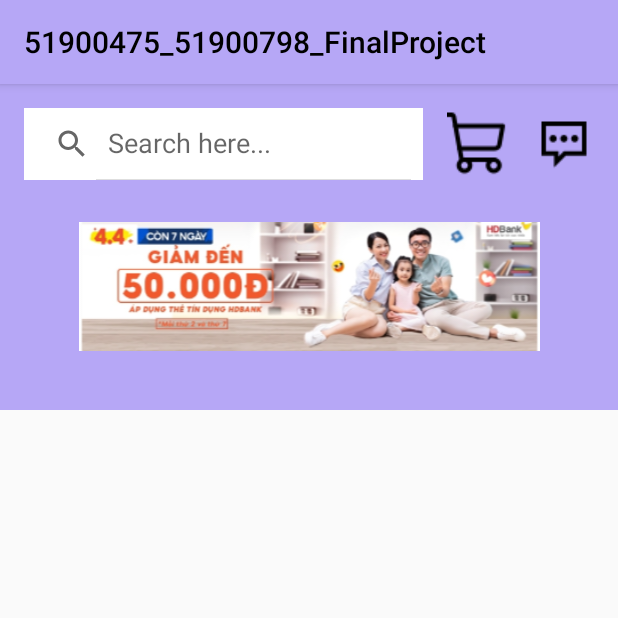
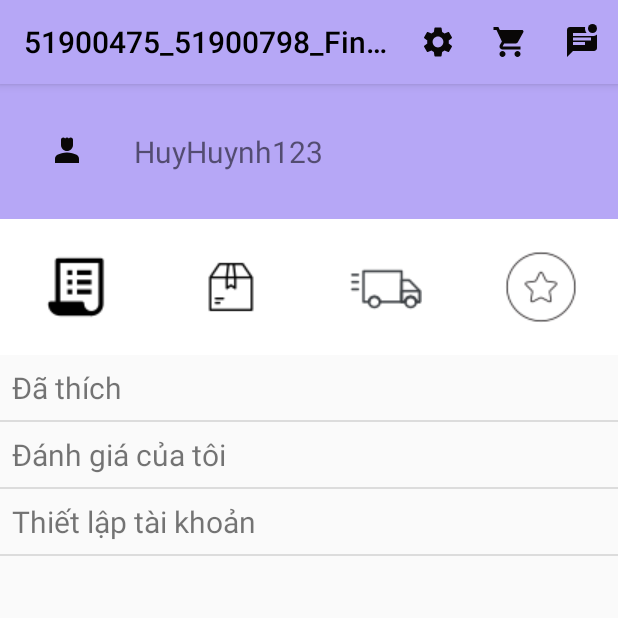
Before and after one commit to KhanhAn-coder/Final_Project, an Android app: the screen it shows after launch (MainActivity before the commit, ProfileUser after it), on a phone screen of 412 x 824 dp, the top half of it. Run offline under Robolectric (Android 15) with nearby library versions, the phone set to English and light mode, and no system bars; plain views replace CircleIndicator.

Commit message:
User Profile

```diff
--- a/app/src/main/AndroidManifest.xml
+++ b/app/src/main/AndroidManifest.xml
@@ -10,7 +10,7 @@
         android:supportsRtl="true"
         android:theme="@style/Theme.51900475_51900798_FinalProject">
         <activity
-            android:name=".SignUp"
+            android:name=".MainActivity"
             android:exported="false">
 
 <!--            <intent-filter>-->
@@ -21,12 +21,12 @@
         </activity>
 
         <activity
-            android:name=".SignIn"
+            android:name=".SignUp"
             android:exported="false">
 
         </activity>
         <activity
-            android:name=".MainActivity"
+            android:name=".ProfileUser"
             android:exported="true">
 
             <intent-filter>
@@ -37,7 +37,7 @@
 
 
         <activity
-            android:name=".ProfileUser"
+            android:name=".SignIn"
             android:exported="false">
 
         </activity>
--- a/app/src/main/java/com/example/a51900475_51900798_finalproject/ProfileUser.java
+++ b/app/src/main/java/com/example/a51900475_51900798_finalproject/ProfileUser.java
@@ -2,18 +2,38 @@ package com.example.a51900475_51900798_finalproject;
 
 import androidx.annotation.NonNull;
 import androidx.appcompat.app.AppCompatActivity;
+import androidx.recyclerview.widget.DividerItemDecoration;
+import androidx.recyclerview.widget.LinearLayoutManager;
+import androidx.recyclerview.widget.RecyclerView;
 
 import android.os.Bundle;
 import android.view.Menu;
 import android.view.MenuInflater;
 import android.view.MenuItem;
 
+import java.util.ArrayList;
+
 public class ProfileUser extends AppCompatActivity {
-
+    ArrayList<String> listUserExtensions = new ArrayList<>();
+    RecyclerView profileUserRV;
+    ProfileUserExtensionsAdapter profileUserExtensionsAdapter;
     @Override
     protected void onCreate(Bundle savedInstanceState) {
         super.onCreate(savedInstanceState);
         setContentView(R.layout.activity_profile_user);
+
+        profileUserRV = findViewById(R.id.profileUserRV);
+
+        listUserExtensions.add("Đã thích");
+        listUserExtensions.add("Đánh giá của tôi");
+        listUserExtensions.add("Thiết lập tài khoản");
+
+        profileUserExtensionsAdapter = new ProfileUserExtensionsAdapter(listUserExtensions);
+
+        profileUserRV.setLayoutManager(new LinearLayoutManager(this,LinearLayoutManager.VERTICAL,false));
+        profileUserRV.addItemDecoration(new DividerItemDecoration(this,DividerItemDecoration.VERTICAL));
+        profileUserRV.setAdapter(profileUserExtensionsAdapter);
+
     }
 
     @Override
--- /dev/null
+++ b/app/src/main/java/com/example/a51900475_51900798_finalproject/ProfileUserExtensionsAdapter.java
@@ -0,0 +1,57 @@
+package com.example.a51900475_51900798_finalproject;
+
+import android.view.LayoutInflater;
+import android.view.View;
+import android.view.ViewGroup;
+import android.widget.TextView;
+import android.widget.Toast;
+
+import androidx.annotation.NonNull;
+import androidx.recyclerview.widget.RecyclerView;
+
+import java.util.ArrayList;
+
+public class ProfileUserExtensionsAdapter extends RecyclerView.Adapter<ProfileUserExtensionsAdapter.MyViewHolder> {
+    ArrayList<String> listUserExtensions;
+
+    public ProfileUserExtensionsAdapter(ArrayList<String> listUserExtensions){
+        this.listUserExtensions = listUserExtensions;
+    }
+    @NonNull
+    @Override
+    public MyViewHolder onCreateViewHolder(@NonNull ViewGroup parent, int viewType) {
+        return new MyViewHolder(LayoutInflater.from(parent.getContext())
+                .inflate(R.layout.user_extension,parent,false));
+    }
+
+    @Override
+    public void onBindViewHolder(@NonNull MyViewHolder holder, int position) {
+        holder.extensions.setText(listUserExtensions.get(position).toString());
+    }
+
+    @Override
+    public int getItemCount() {
+        return listUserExtensions.size();
+    }
+
+    public class MyViewHolder extends RecyclerView.ViewHolder {
+        TextView extensions;
+        public MyViewHolder(@NonNull View itemView) {
+            super(itemView);
+            extensions = itemView.findViewById(R.id.extension);
+
+            itemView.setOnClickListener(new View.OnClickListener() {
+                @Override
+                public void onClick(View view) {
+                    if(extensions.getText().toString().equals("Đã thích")){
+                        Toast.makeText(itemView.getContext(), "Đã thích", Toast.LENGTH_SHORT).show();
+                    }else if (extensions.getText().toString().equals("Đánh giá của tôi")){
+                        Toast.makeText(itemView.getContext(), "Đánh giá của tôi", Toast.LENGTH_SHORT).show();
+                    }else if (extensions.getText().toString().equals("Thiết lập tài khoản")){
+                        Toast.makeText(itemView.getContext(), "Thiết lập tài khoản", Toast.LENGTH_SHORT).show();
+                    }
+                }
+            });
+        }
+    }
+}
--- a/app/src/main/res/layout/activity_profile_user.xml
+++ b/app/src/main/res/layout/activity_profile_user.xml
@@ -76,6 +76,7 @@
         android:orientation="vertical">
 
         <androidx.recyclerview.widget.RecyclerView
+            android:id="@+id/profileUserRV"
             android:layout_width="match_parent"
             android:layout_height="match_parent" />
     </LinearLayout>
--- /dev/null
+++ b/app/src/main/res/layout/user_extension.xml
@@ -0,0 +1,16 @@
+<?xml version="1.0" encoding="utf-8"?>
+<LinearLayout xmlns:android="http://schemas.android.com/apk/res/android"
+    android:layout_width="match_parent"
+    android:layout_height="wrap_content"
+    android:orientation="horizontal">
+
+
+    <TextView
+        android:id="@+id/extension"
+        android:layout_width="0dp"
+        android:layout_height="wrap_content"
+        android:layout_weight="1"
+        android:text="TextView"
+        android:textSize="20sp"
+        android:padding="8dp"/>
+</LinearLayout>
```
